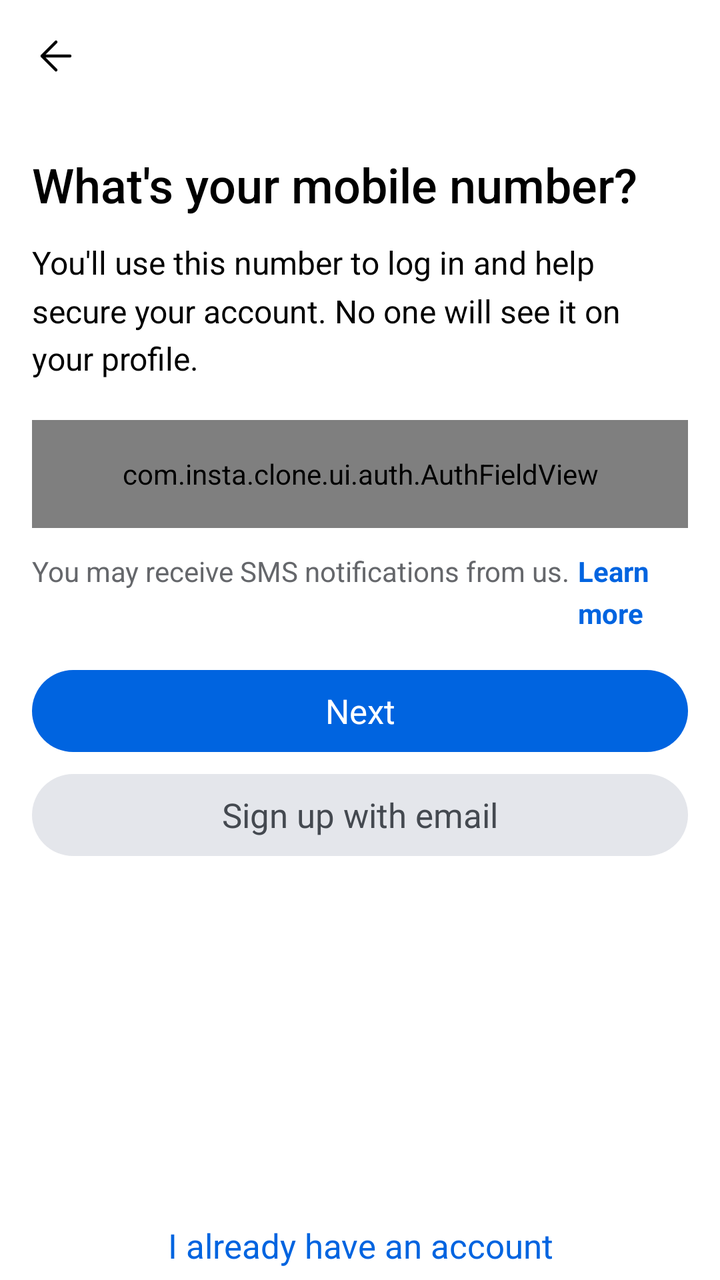
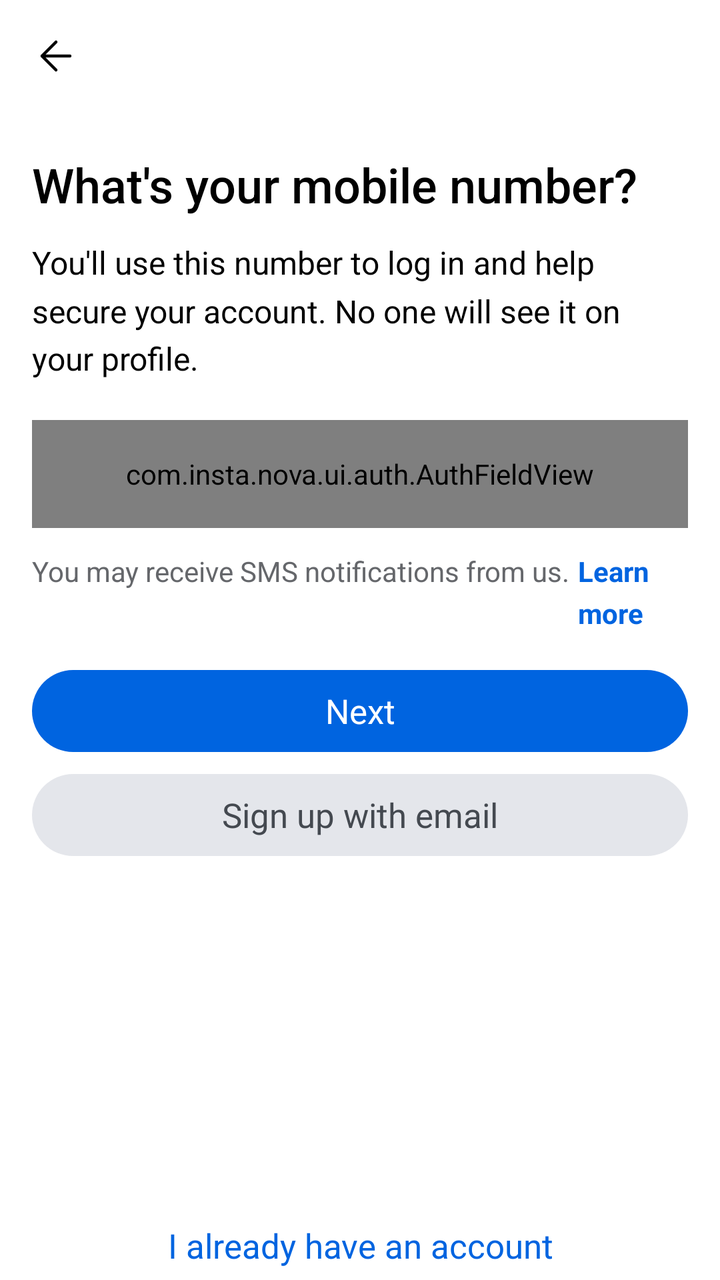

Two renders of the same Android screen: before a commit and after it. Below are the layout's source before the change and the commit's diff.
<!-- AndroidManifest.xml: application theme Theme.InstaClone -->
<!-- res/layout/fragment_wizard_mobile.xml -->
<?xml version="1.0" encoding="utf-8"?>
<LinearLayout xmlns:android="http://schemas.android.com/apk/res/android"
    android:layout_width="match_parent"
    android:layout_height="match_parent"
    android:background="@color/auth_bg"
    android:orientation="vertical">

    <include
        android:id="@+id/topbar"
        layout="@layout/view_wizard_topbar" />

    <ScrollView
        android:layout_width="match_parent"
        android:layout_height="0dp"
        android:layout_weight="1"
        android:fillViewport="true"
        android:overScrollMode="never">

        <LinearLayout
            android:layout_width="match_parent"
            android:layout_height="wrap_content"
            android:orientation="vertical"
            android:paddingStart="@dimen/auth_side_padding"
            android:paddingEnd="@dimen/auth_side_padding">

            <TextView
                android:id="@+id/tv_title"
                style="@style/TextAppearance.Insta.AuthTitle"
                android:layout_width="match_parent"
                android:layout_height="wrap_content"
                android:layout_marginTop="@dimen/auth_title_gap"
                android:text="@string/auth_mobile_title" />

            <TextView
                android:id="@+id/tv_subtitle"
                style="@style/TextAppearance.Insta.AuthSubtitle"
                android:layout_width="match_parent"
                android:layout_height="wrap_content"
                android:layout_marginTop="@dimen/auth_subtitle_gap"
                android:text="@string/auth_mobile_subtitle" />

            <com.insta.clone.ui.auth.AuthFieldView
                android:id="@+id/field_mobile"
                style="@style/Widget.Insta.AuthField"
                android:layout_marginTop="@dimen/auth_title_gap" />

            <LinearLayout
                android:layout_width="match_parent"
                android:layout_height="wrap_content"
                android:layout_marginTop="12dp"
                android:orientation="horizontal">

                <TextView
                    style="@style/TextAppearance.Insta.AuthNote"
                    android:layout_width="wrap_content"
                    android:layout_height="wrap_content"
                    android:text="@string/auth_mobile_sms_note" />

                <TextView
                    android:id="@+id/tv_learn_more"
                    style="@style/TextAppearance.Insta.AuthNote"
                    android:layout_width="wrap_content"
                    android:layout_height="wrap_content"
                    android:layout_marginStart="4dp"
                    android:background="?attr/selectableItemBackground"
                    android:text="@string/auth_learn_more"
                    android:textColor="@color/auth_link"
                    android:textStyle="bold" />
            </LinearLayout>

            
            <FrameLayout
                android:layout_width="match_parent"
                android:layout_height="@dimen/auth_button_height"
                android:layout_marginTop="@dimen/auth_button_gap">

                <androidx.appcompat.widget.AppCompatButton
                    android:id="@+id/btn_primary"
                    style="@style/Widget.Insta.AuthButton.Primary"
                    android:layout_width="match_parent"
                    android:layout_height="match_parent"
                    android:text="@string/auth_next" />

                <ProgressBar
                    android:id="@+id/progress_primary"
                    android:layout_width="@dimen/auth_button_spinner"
                    android:layout_height="@dimen/auth_button_spinner"
                    android:layout_gravity="center"
                    android:indeterminateTint="@color/auth_on_primary"
                    android:visibility="gone" />
            </FrameLayout>

            <androidx.appcompat.widget.AppCompatButton
                android:id="@+id/btn_secondary"
                style="@style/Widget.Insta.AuthButton.Secondary"
                android:layout_marginTop="@dimen/auth_button_gap_secondary"
                android:text="@string/auth_signup_with_email" />
        </LinearLayout>
    </ScrollView>

    <androidx.appcompat.widget.AppCompatButton
        android:id="@+id/btn_bottom_link"
        style="@style/Widget.Insta.AuthBottomLink"
        android:layout_gravity="center_horizontal"
        android:text="@string/auth_already_have_account" />
</LinearLayout>
<!-- res/layout/view_wizard_topbar.xml (included above) -->
<?xml version="1.0" encoding="utf-8"?>
<FrameLayout xmlns:android="http://schemas.android.com/apk/res/android"
    xmlns:app="http://schemas.android.com/apk/res-auto"
    android:layout_width="match_parent"
    android:layout_height="@dimen/auth_top_bar_height"
    android:paddingStart="@dimen/auth_side_padding"
    android:paddingEnd="@dimen/auth_side_padding">

    <ImageView
        android:id="@+id/btn_wizard_back"
        android:layout_width="@dimen/auth_back_icon"
        android:layout_height="@dimen/auth_back_icon"
        android:layout_gravity="start|center_vertical"
        android:background="?attr/selectableItemBackgroundBorderless"
        android:contentDescription="@string/auth_back"
        android:src="@drawable/ic_arrow_back"
        app:tint="@color/auth_text" />
</FrameLayout>
<!-- resources referenced by this layout -->
<resources>
  <color name="auth_bg">#FFFFFF</color>
  <color name="auth_link">#0064E0</color>
  <color name="auth_on_primary">#FFFFFF</color>
  <color name="auth_text">#000000</color>
  <dimen name="auth_back_icon">24dp</dimen>
  <dimen name="auth_button_gap">19dp</dimen>
  <dimen name="auth_button_gap_secondary">11dp</dimen>
  <dimen name="auth_button_height">41dp</dimen>
  <dimen name="auth_button_spinner">20dp</dimen>
  <dimen name="auth_side_padding">16dp</dimen>
  <dimen name="auth_subtitle_gap">12dp</dimen>
  <dimen name="auth_title_gap">20dp</dimen>
  <dimen name="auth_top_bar_height">56dp</dimen>
  <string name="auth_already_have_account">I already have an account</string>
  <string name="auth_back">Back</string>
  <string name="auth_learn_more">Learn more</string>
  <string name="auth_mobile_sms_note">You may receive SMS notifications from us. </string>
  <string name="auth_mobile_subtitle">You\'ll use this number to log in and help secure your account. No one will see it on your profile.</string>
  <string name="auth_mobile_title">What\'s your mobile number?</string>
  <string name="auth_next">Next</string>
  <string name="auth_signup_with_email">Sign up with email</string>
  <style name="TextAppearance.Insta.AuthTitle" parent="TextAppearance.AppCompat">
          <item name="android:fontFamily">sans-serif-medium</item>
          <item name="android:textSize">@dimen/auth_title_size</item>
          <item name="android:textColor">@color/auth_text</item>
      </style>
  <style name="Widget.Insta.AuthButton.Secondary" parent="Widget.Insta.AuthButton.Primary">
          <item name="android:background">@drawable/bg_auth_button_secondary</item>
          <item name="android:textColor">@color/auth_secondary_text</item>
      </style>
  <color name="color_text_primary">#000000</color>
  <color name="auth_text_secondary">#65676B</color>
  <dimen name="auth_subtitle_size">16sp</dimen>
  <dimen name="auth_title_size">24sp</dimen>
  <style name="TextAppearance.Insta.AuthBottomLink" parent="TextAppearance.AppCompat">
          <item name="android:fontFamily">sans-serif-medium</item>
          <item name="android:textSize">@dimen/auth_bottom_link_text_size</item>
          <item name="android:textColor">@color/auth_link</item>
      </style>
  <!-- drawable bg_auth_button_primary (drawable) -->
  <?xml version="1.0" encoding="utf-8"?>
  <shape xmlns:android="http://schemas.android.com/apk/res/android"
      android:shape="rectangle">
      <solid android:color="@color/auth_primary" />
      <corners android:radius="@dimen/auth_button_radius" />
  </shape>
  <style name="TextAppearance.Insta.AuthButton" parent="TextAppearance.AppCompat">
          <item name="android:fontFamily">sans-serif-medium</item>
          <item name="android:textAllCaps">false</item>
          <item name="android:textSize">@dimen/auth_button_text_size</item>
      </style>
  <color name="auth_secondary_text">#444950</color>
  <dimen name="auth_field_height">54dp</dimen>
  <dimen name="auth_field_padding_horizontal">16dp</dimen>
  <color name="color_primary">#0095F6</color>
  <color name="white">#FFFFFF</color>
  <color name="color_background">#FFFFFF</color>
  <color name="color_text_secondary">#737373</color>
  <color name="color_surface_variant">#EFEFEF</color>
  <color name="color_divider">#DBDBDB</color>
  <color name="color_like">#FF3040</color>
  <color name="color_sheet">#FFFFFF</color>
  <dimen name="auth_bottom_link_text_size">17sp</dimen>
  <color name="auth_primary">#0064E0</color>
  <dimen name="auth_button_radius">100dp</dimen>
  <dimen name="auth_button_text_size">17sp</dimen>
  <color name="auth_secondary_bg">#E4E6EB</color>
  <color name="auth_code_box_bg">#00000000</color>
  <dimen name="auth_field_radius">16dp</dimen>
  <dimen name="auth_field_stroke_focused">2dp</dimen>
  <color name="auth_field_border_focused">#000000</color>
  <dimen name="auth_field_stroke">1.5dp</dimen>
  <color name="auth_field_border">#CED0D4</color>
  <!-- unchanged entries left out for length: 9 -->
</resources>

<!-- the commit's change to res/layout/fragment_wizard_mobile.xml (unified diff, before → after) -->
@@ -39,7 +39,7 @@
                 android:layout_marginTop="@dimen/auth_subtitle_gap"
                 android:text="@string/auth_mobile_subtitle" />
 
-            <com.insta.clone.ui.auth.AuthFieldView
+            <com.insta.nova.ui.auth.AuthFieldView
                 android:id="@+id/field_mobile"
                 style="@style/Widget.Insta.AuthField"
                 android:layout_marginTop="@dimen/auth_title_gap" />
